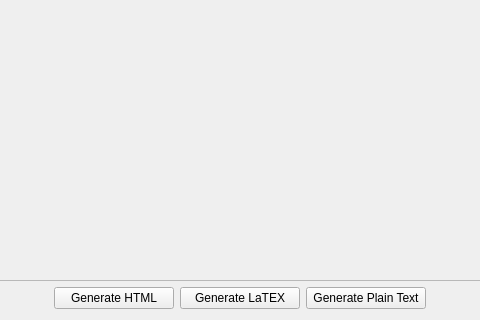
hitranonline/hapiest, file layouts/sources_window.ui: the form before one commit; both pictures show x 120 to 600 and y 160 to 480 of the 720 by 480 pixel window.
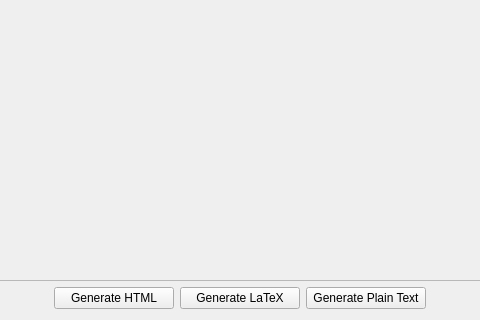
The form after the commit.

Commit message: Removed hrefs

```diff
--- a/layouts/sources_window.ui
+++ b/layouts/sources_window.ui
@@ -97,7 +97,7 @@
         </font>
        </property>
        <property name="text">
-        <string>Generate LaTEX</string>
+        <string>Generate LaTeX</string>
        </property>
       </widget>
      </item>
```
Left out of the diff: 4 changed lines with no effect on the pictures. The commit also changes 1 other file.
